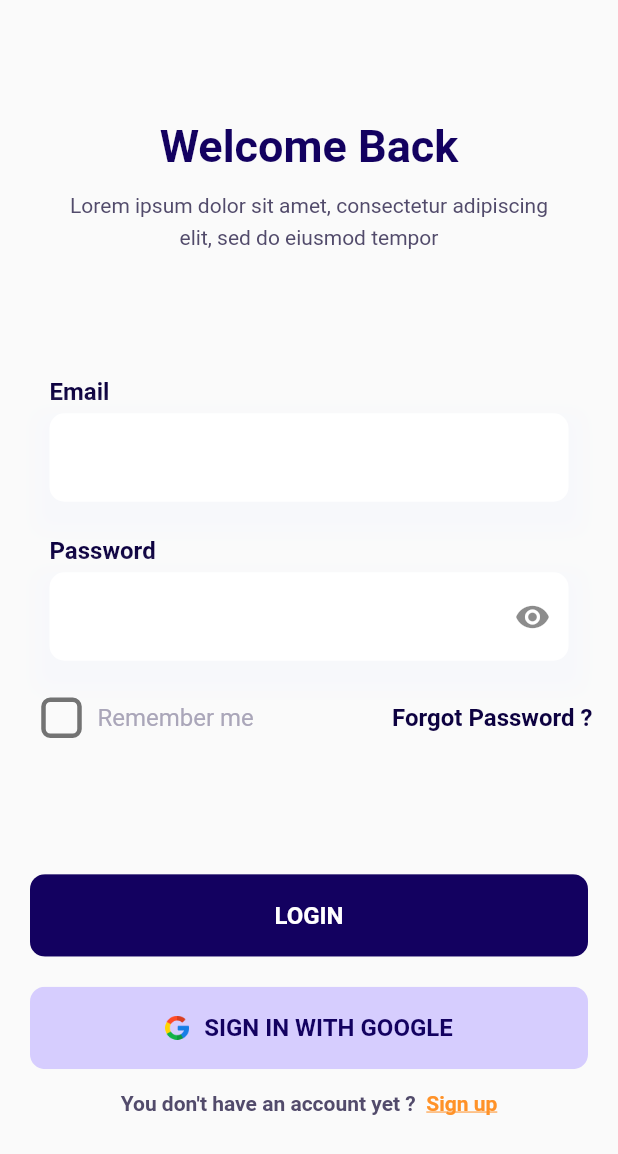
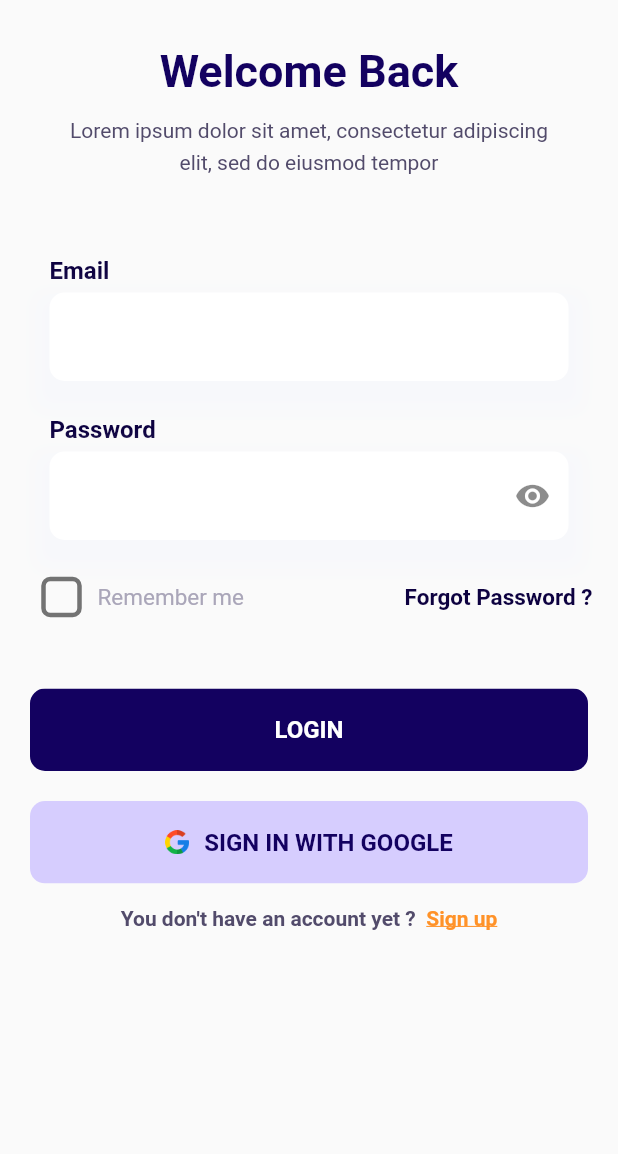
Before and after one commit to ranaivosoa-rindra/job_finder, a Flutter app: the SignInScreen screen opened by its route, on a phone screen of 412 x 824 dp. Shown: the top 1154 px of the screen. Run offline on Flutter 3.47's test engine with Material 2 defaults, Android fonts, the phone set to English and light mode, and no system bars; our stand-ins replace animated_splash_screen.

Commit message:
sign in ui done, keyboard fixed

```diff
--- a/lib/features/auth/screens/sign_in_screen.dart
+++ b/lib/features/auth/screens/sign_in_screen.dart
@@ -18,11 +18,15 @@ class _SignInScreenState extends State<SignInScreen> {
   bool isChecked = false;
   @override
   Widget build(BuildContext context) {
-    return Scaffold(
+    return GestureDetector(
+      onTap: () => FocusManager.instance.primaryFocus?.unfocus(), // set focus out when the user click anywhere else
+      child: Scaffold(
         body: SafeArea(
-        child: Container(
-          height: double.infinity,
-          padding: EdgeInsets.symmetric(horizontal: 17),
+          child: SingleChildScrollView(
+            reverse: true,
+            child: Padding(
+              padding: EdgeInsets.symmetric(horizontal: 17, vertical: 30),
+              child: Flexible(
                 child: Column(
                   mainAxisAlignment: MainAxisAlignment.spaceEvenly,
                   children: [
@@ -58,6 +62,11 @@ class _SignInScreenState extends State<SignInScreen> {
                         ),
                       ],
                     ),
+
+                    SizedBox(
+                      height: 50,
+                    ),
+
                     // Form
                     Column(
                       children: [
@@ -124,7 +133,7 @@ class _SignInScreenState extends State<SignInScreen> {
                                   style: TextStyle(
                                     color: Color(0xFFAAA6B9),
                                     fontWeight: FontWeight.w400,
-                              fontSize: 16,
+                                    fontSize: 15,
                                   ),
                                 ),
                               ],
@@ -136,7 +145,7 @@ class _SignInScreenState extends State<SignInScreen> {
                                 style: TextStyle(
                                   color: Color(0xFF0D0140),
                                   fontWeight: FontWeight.w700,
-                            fontSize: 16,
+                                  fontSize: 15,
                                 ),
                               ),
                             ),
@@ -144,6 +153,8 @@ class _SignInScreenState extends State<SignInScreen> {
                         ),
                       ],
                     ),
+
+                    SizedBox(height: 37,),
 
                     Column(
                       children: [
@@ -203,6 +214,9 @@ class _SignInScreenState extends State<SignInScreen> {
                 ),
               ),
             ),
+          ),
+        ),
+      ),
     );
   }
 }
```
Lines whose indentation alone changed are shown as unchanged.
